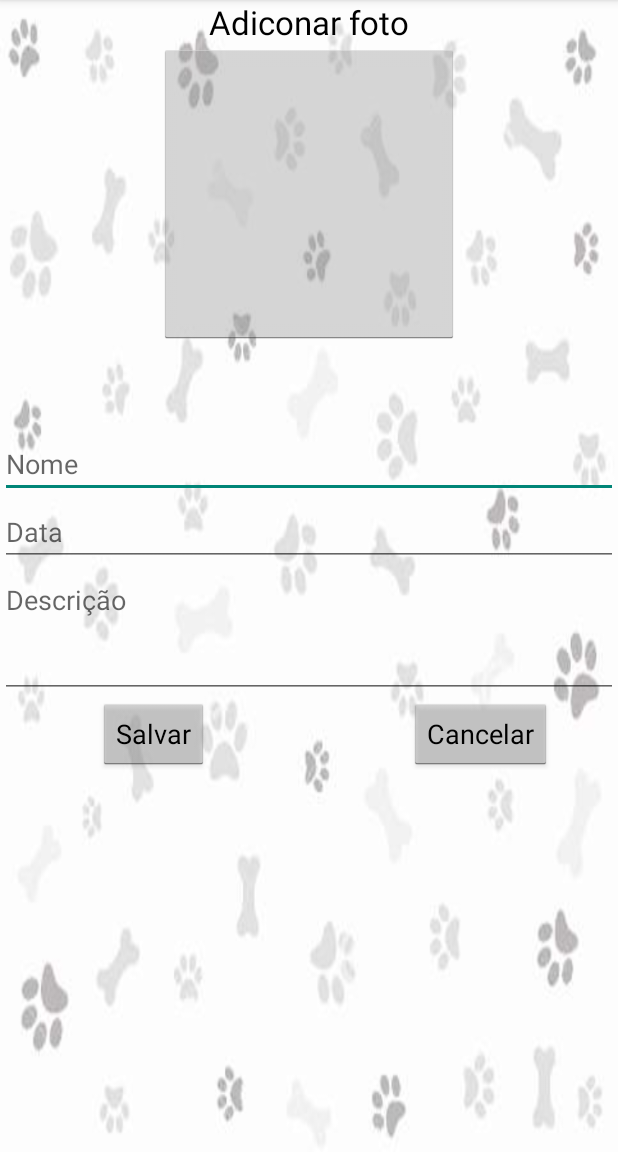
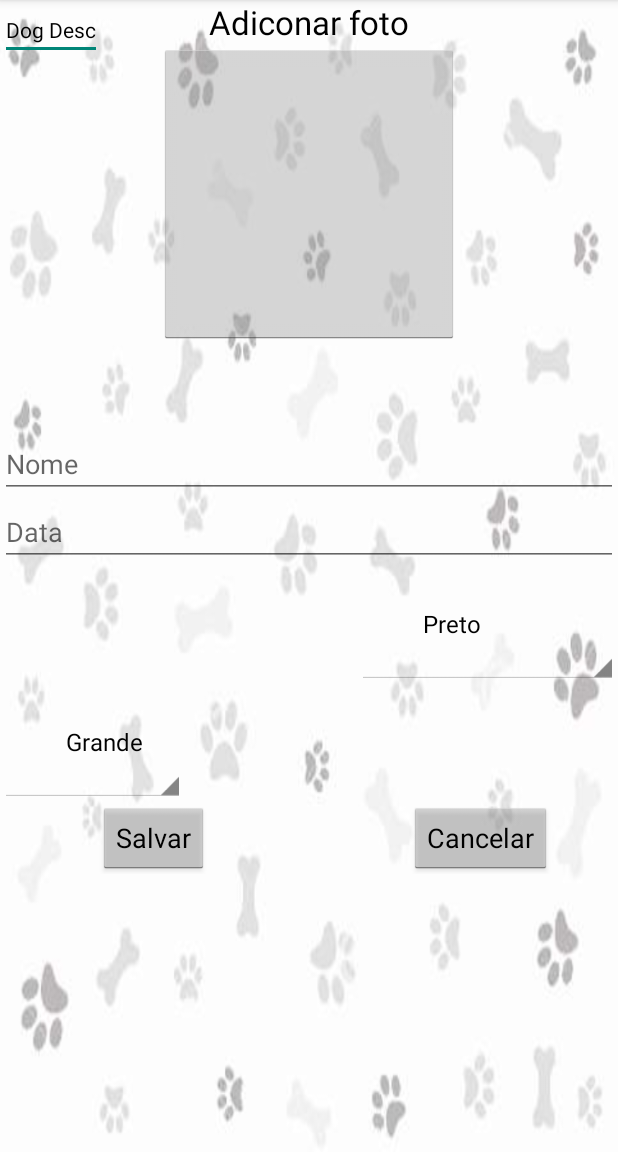
Before and after one commit to EndriwMichel/ForDog2.1, an Android app: the CadDog screen opened directly, with no data from a screen before it, on a phone screen of 412 x 824 dp, the part 84-1236 px from its top. Run offline under Robolectric (Android 15) with nearby library versions, the phone set to English and light mode, and no system bars; libraries missing offline, so code that uses them is left out: com.firebase.client.

Commit message:
Commit Cor/Porte
Commit de alteração de tela de cadastro adicionado cor e porte

```diff
--- a/Map_v2.1/app/src/main/java/com/example/endriw/map_v21/CadDog.java
+++ b/Map_v2.1/app/src/main/java/com/example/endriw/map_v21/CadDog.java
@@ -16,8 +16,11 @@ import android.support.v7.widget.Toolbar;
 import android.view.Menu;
 import android.view.MenuItem;
 import android.view.View;
+import android.widget.AdapterView;
+import android.widget.ArrayAdapter;
 import android.widget.ImageButton;
 import android.widget.PopupWindow;
+import android.widget.Spinner;
 import android.widget.TextView;
 import android.widget.Toast;
 import android.util.Base64;
@@ -30,8 +33,15 @@ import java.io.ByteArrayOutputStream;
 public class CadDog extends AppCompatActivity {
 
     public Toolbar toolbar;
-    private String array_spinner[];
-    private PopupWindow pup;
+    private String dogCor[] = new String[]{"Preto", "Branco", "Marrom", "Preto/Branco", "Marrom/Branco", "Marrom/Preto", "Outra cor"};
+    private String dogPorte[] = new String[]{"Grande", "Médio", "Pequeno"};
+
+    ArrayAdapter<String> dogCor_adapter;
+    ArrayAdapter<String> dogPorte_adapter;
+
+    private Spinner sp_cor;
+    private Spinner sp_porte;
+
     private ImageButton dogFoto;
     private String base64Image;
     private byte[] bytes;
@@ -55,6 +65,16 @@ public class CadDog extends AppCompatActivity {
         super.onCreate(savedInstanceState);
         setContentView(R.layout.activity_cad_dog);
         dogFoto = (ImageButton) findViewById(R.id.dogFoto);
+        sp_cor = (Spinner) findViewById(R.id.dogCor);
+        sp_porte = (Spinner) findViewById(R.id.dogPorte);
+        dogCor_adapter = new ArrayAdapter<String>(this, android.R.layout.simple_expandable_list_item_1, dogCor);
+        dogPorte_adapter = new ArrayAdapter<String>(this, android.R.layout.simple_expandable_list_item_1, dogPorte);
+        sp_cor.setAdapter(dogCor_adapter);
+        sp_porte.setAdapter(dogPorte_adapter);
+
+    //    String cor = sp_cor.getSelectedItem().toString();
+      //  String porte = sp_porte.getSelectedItem().toString();
+   //     System.out.println(cor+" : "+porte);
     }
 
     @Override
--- a/Map_v2.1/app/src/main/res/layout/activity_cad_dog.xml
+++ b/Map_v2.1/app/src/main/res/layout/activity_cad_dog.xml
@@ -49,22 +49,6 @@
             android:layout_alignParentRight="true"
             android:layout_alignParentEnd="true" />
 
-        <EditText
-            style="@android:style/Widget.Holo.Light.EditText"
-            android:id="@+id/dogDesc"
-            android:layout_width="wrap_content"
-            android:layout_height="wrap_content"
-            android:layout_alignParentStart="true"
-            android:gravity="top|left"
-            android:hint="Descrição"
-            android:lines="3"
-            android:maxLines="10"
-            android:minLines="3"
-            android:scrollbars="vertical"
-            android:layout_below="@+id/dogDate"
-            android:layout_alignParentLeft="true"
-            android:layout_alignParentRight="true"
-            android:layout_alignParentEnd="true" />
 
         <Button
 
@@ -77,7 +61,7 @@
             android:text="Salvar"
             android:layout_alignBottom="@+id/btn_cancelar"
             android:layout_centerVertical="true"
-            android:layout_below="@+id/dogDesc" />
+            android:layout_below="@+id/dogPorte" />
 
         <Button
 
@@ -90,7 +74,7 @@
             android:onClick="ClickCancelar"
             android:text="Cancelar"
             android:layout_centerVertical="true"
-            android:layout_below="@+id/dogDesc" />
+            android:layout_below="@+id/dogPorte" />
 
         <TextView
             style="@android:style/Widget.Holo.Light.EditText"
@@ -106,6 +90,37 @@
             android:layout_alignParentRight="true"
             android:layout_alignParentEnd="true" />
 
+        <Spinner
+            style="@android:style/Widget.Holo.Light.Spinner"
+            android:layout_width="wrap_content"
+            android:layout_height="wrap_content"
+            android:id="@+id/dogCor"
+            android:spinnerMode="dialog"
+            android:layout_below="@+id/dogDate"
+            android:layout_alignParentRight="true"
+            android:layout_alignParentEnd="true" />
+
+        <Spinner
+            style="@android:style/Widget.Holo.Light.Spinner"
+            android:layout_width="wrap_content"
+            android:layout_height="wrap_content"
+            android:id="@+id/dogPorte"
+            android:spinnerMode="dialog"
+            android:layout_below="@+id/dogCor"
+            android:layout_alignParentLeft="true"
+            android:layout_alignParentStart="true" />
+
+        <EditText
+            android:layout_width="wrap_content"
+            android:layout_height="wrap_content"
+            android:textAppearance="?android:attr/textAppearanceSmall"
+            android:text="Dog Desc"
+            android:id="@+id/dogDesc"
+            android:layout_below="@+id/dog"
+            android:layout_alignParentLeft="true"
+            android:layout_alignParentStart="true" />
+
     </RelativeLayout>
 
+
 </ScrollView>
```
Also changed, not shown: Map_v2.1/app/src/main/java/com/example/endriw/map_v21/MapsActivity.java (+48 -43 lines), Map_v2.1/app/src/main/res/layout/activity_maps.xml (+0 -10 lines), Map_v2.1/app/src/main/res/layout/user_info_window.xml (added, +33 -0 lines).
